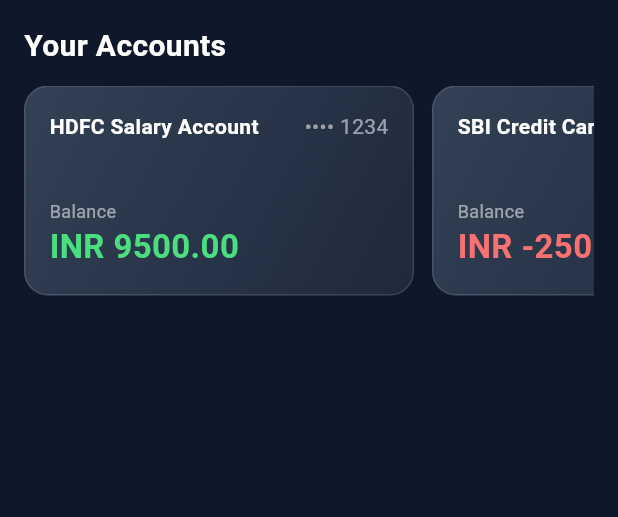
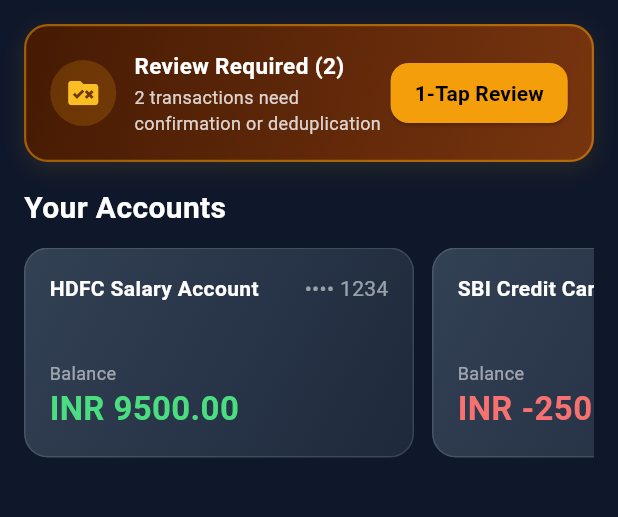
Before and after one commit to SilentSaint/pesonal-accouts-app, a Flutter app: the screen it shows after launch, on a phone screen of 412 x 824 dp, the part 84-601 px from its top. Run offline on Flutter 3.47's test engine with Material 3 defaults, Android fonts, the phone set to English and light mode, and no system bars.

Commit message:
feat(issue-2): SMS & Email ingestion, 15-min deduplication engine, Flutter review UI, and Terraform webhook resources

```diff
--- /dev/null
+++ b/frontend/lib/domain/transaction_item.dart
@@ -0,0 +1,27 @@
+class TransactionItem {
+  final String id;
+  final double amount;
+  final String currency;
+  final String type; // DEBIT or CREDIT
+  final String merchantName;
+  final String accountId;
+  final String? categoryId;
+  final String ingestionSource; // SMS, EMAIL, MANUAL
+  final String reconciliationStatus; // CONFIRMED, NEEDS_REVIEW, AUTO_MERGED
+  final DateTime timestamp;
+
+  TransactionItem({
+    required this.id,
+    required this.amount,
+    required this.currency,
+    required this.type,
+    required this.merchantName,
+    required this.accountId,
+    this.categoryId,
+    required this.ingestionSource,
+    required this.reconciliationStatus,
+    required this.timestamp,
+  });
+
+  bool get needsReview => reconciliationStatus == 'NEEDS_REVIEW' || categoryId == null;
+}
--- a/frontend/lib/ui/dashboard_screen.dart
+++ b/frontend/lib/ui/dashboard_screen.dart
@@ -1,5 +1,8 @@
 import 'package:flutter/material.dart';
 import '../domain/financial_account.dart';
+import '../domain/transaction_item.dart';
+import 'uncategorized_review_banner.dart';
+import 'transaction_review_modal.dart';
 
 class DashboardScreen extends StatefulWidget {
   const DashboardScreen({super.key});
@@ -28,6 +31,66 @@
     ),
   ];
 
+  final List<TransactionItem> pendingTransactions = [
+    TransactionItem(
+      id: 'txn-review-1',
+      amount: 499.00,
+      currency: 'INR',
+      type: 'DEBIT',
+      merchantName: 'Swiggy Pay',
+      accountId: 'acc-1',
+      categoryId: null,
+      ingestionSource: 'EMAIL',
+      reconciliationStatus: 'NEEDS_REVIEW',
+      timestamp: DateTime.now().subtract(const Duration(minutes: 5)),
+    ),
+    TransactionItem(
+      id: 'txn-review-2',
+      amount: 499.00,
+      currency: 'INR',
+      type: 'DEBIT',
+      merchantName: 'Bundl Tech',
+      accountId: 'acc-1',
+      categoryId: null,
+      ingestionSource: 'SMS',
+      reconciliationStatus: 'NEEDS_REVIEW',
+      timestamp: DateTime.now().subtract(const Duration(minutes: 10)),
+    ),
+  ];
+
+  void _openReviewModal() {
+    showModalBottomSheet(
+      context: context,
+      isScrollControlled: true,
+      backgroundColor: Colors.transparent,
+      builder: (context) => TransactionReviewModal(
+        pendingTransactions: pendingTransactions,
+        onConfirm: (txn, category) {
+          setState(() {
+            pendingTransactions.removeWhere((t) => t.id == txn.id);
+          });
+          ScaffoldMessenger.of(context).showSnackBar(
+            SnackBar(
+              content: Text('Transaction confirmed under "$category"'),
+              backgroundColor: const Color(0xFF22C55E),
+            ),
+          );
+        },
+        onMerge: (target, duplicate) {
+          setState(() {
+            pendingTransactions.removeWhere((t) => t.id == target.id || t.id == duplicate.id);
+          });
+          ScaffoldMessenger.of(context).showSnackBar(
+            const SnackBar(
+              content: Text('1-Tap Merge complete: Duplicate merged successfully!'),
+              backgroundColor: Color(0xFF3B82F6),
+            ),
+          );
+        },
+      ),
+    );
+  }
+
   @override
   Widget build(BuildContext context) {
     return Scaffold(
@@ -45,6 +108,10 @@
         child: Column(
           crossAxisAlignment: CrossAxisAlignment.start,
           children: [
+            UncategorizedReviewBanner(
+              pendingTransactions: pendingTransactions,
+              onReviewPressed: _openReviewModal,
+            ),
             const Text(
               'Your Accounts',
               style: TextStyle(
--- /dev/null
+++ b/frontend/lib/ui/uncategorized_review_banner.dart
@@ -0,0 +1,99 @@
+import 'package:flutter/material.dart';
+import '../domain/transaction_item.dart';
+
+class UncategorizedReviewBanner extends StatelessWidget {
+  final List<TransactionItem> pendingTransactions;
+  final VoidCallback onReviewPressed;
+
+  const UncategorizedReviewBanner({
+    super.key,
+    required this.pendingTransactions,
+    required this.onReviewPressed,
+  });
+
+  @override
+  Widget build(BuildContext context) {
+    if (pendingTransactions.isEmpty) {
+      return const SizedBox.shrink();
+    }
+
+    final count = pendingTransactions.length;
+
+    return Container(
+      width: double.infinity,
+      margin: const EdgeInsets.only(bottom: 16.0),
+      padding: const EdgeInsets.all(16.0),
+      decoration: BoxDecoration(
+        gradient: const LinearGradient(
+          colors: [Color(0xFF451A03), Color(0xFF78350F)],
+          begin: Alignment.topLeft,
+          end: Alignment.bottomRight,
+        ),
+        borderRadius: BorderRadius.circular(16),
+        border: Border.all(color: const Color(0xFFF59E0B).withOpacity(0.5), width: 1.5),
+        boxShadow: [
+          BoxShadow(
+            color: Colors.amber.withOpacity(0.1),
+            blurRadius: 12,
+            offset: const Offset(0, 4),
+          ),
+        ],
+      ),
+      child: Row(
+        children: [
+          Container(
+            padding: const EdgeInsets.all(10),
+            decoration: BoxDecoration(
+              color: const Color(0xFFF59E0B).withOpacity(0.2),
+              shape: BoxShape.circle,
+            ),
+            child: const Icon(
+              Icons.rule_folder,
+              color: Color(0xFFFBBF24),
+              size: 24,
+            ),
+          ),
+          const SizedBox(width: 12),
+          Expanded(
+            child: Column(
+              crossAxisAlignment: CrossAxisAlignment.start,
+              children: [
+                Text(
+                  'Review Required ($count)',
+                  style: const TextStyle(
+                    color: Colors.white,
+                    fontWeight: FontWeight.bold,
+                    fontSize: 15,
+                  ),
+                ),
+                const SizedBox(height: 2),
+                Text(
+                  '$count transactions need confirmation or deduplication',
+                  style: TextStyle(
+                    color: Colors.white.withOpacity(0.8),
+                    fontSize: 12,
+                  ),
+                ),
+              ],
+            ),
+          ),
+          ElevatedButton(
+            onPressed: onReviewPressed,
+            style: ElevatedButton.styleFrom(
+              backgroundColor: const Color(0xFFF59E0B),
+              foregroundColor: Colors.black,
+              shape: RoundedRectangleBorder(
+                borderRadius: BorderRadius.circular(12),
+              ),
+              padding: const EdgeInsets.symmetric(horizontal: 16, vertical: 10),
+            ),
+            child: const Text(
+              '1-Tap Review',
+              style: TextStyle(fontWeight: FontWeight.bold),
+            ),
+          ),
+        ],
+      ),
+    );
+  }
+}
```
Also changed, not shown: frontend/lib/ui/transaction_review_modal.dart (added, +180 -0 lines), 15 other files.
